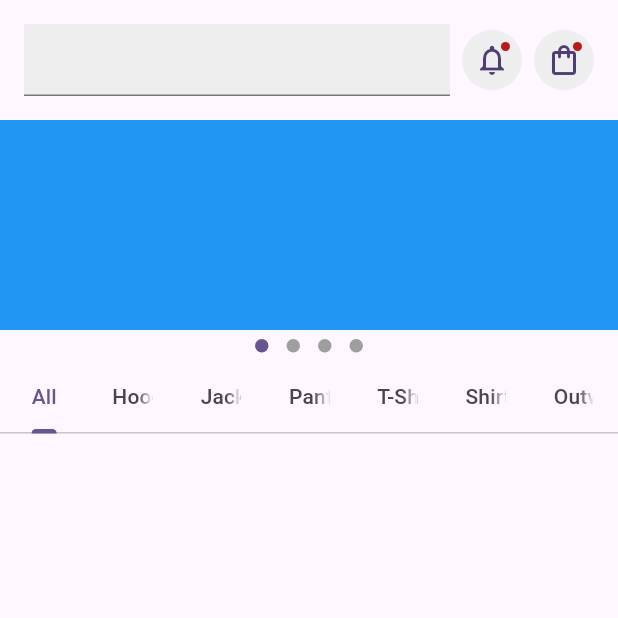
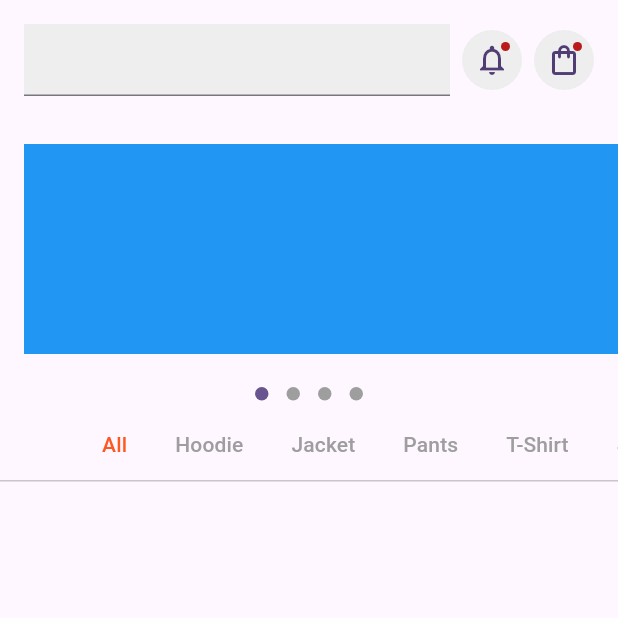
Before and after one commit to JAICHANGPARK/flutter_notebook_chapter_33, a Flutter app: the EcommerceMainPage screen opened directly, on a phone screen of 412 x 824 dp, the top half of it. Run offline on Flutter 3.47's test engine with Material 2 defaults, Android fonts, the phone set to English and light mode, and no system bars; drawn by our look-alikes of dots_indicator.

Commit message:
Update e_commerce_main_page.dart

```diff
--- a/lib/ep1655_e_commerce_app/view/e_commerce_main_page.dart
+++ b/lib/ep1655_e_commerce_app/view/e_commerce_main_page.dart
@@ -62,6 +62,7 @@ class _EcommerceMainPageState extends State<EcommerceMainPage> {
                 ),
                 Container(
                   height: 140,
+                  margin: EdgeInsets.fromLTRB(16, 16 , 0 ,16),
                   color: Colors.blue,
                 ),
                 DotsIndicator(dotsCount: 4),
@@ -71,7 +72,10 @@ class _EcommerceMainPageState extends State<EcommerceMainPage> {
                     child: Column(
                       children: [
                         TabBar(
-
+                          isScrollable: true,
+                          unselectedLabelColor: Colors.grey,
+                          labelColor: Colors.deepOrange,
+                          indicatorColor: Colors.transparent,
                           tabs: tabItems
                               .map(
                                 (e) => Tab(
@@ -80,7 +84,8 @@ class _EcommerceMainPageState extends State<EcommerceMainPage> {
                               )
                               .toList(),
                         ),
-                        Expanded(child: TabBarView(
+                        Expanded(
+                            child: TabBarView(
                           children: [
                             Container(),
                             Container(),
```
